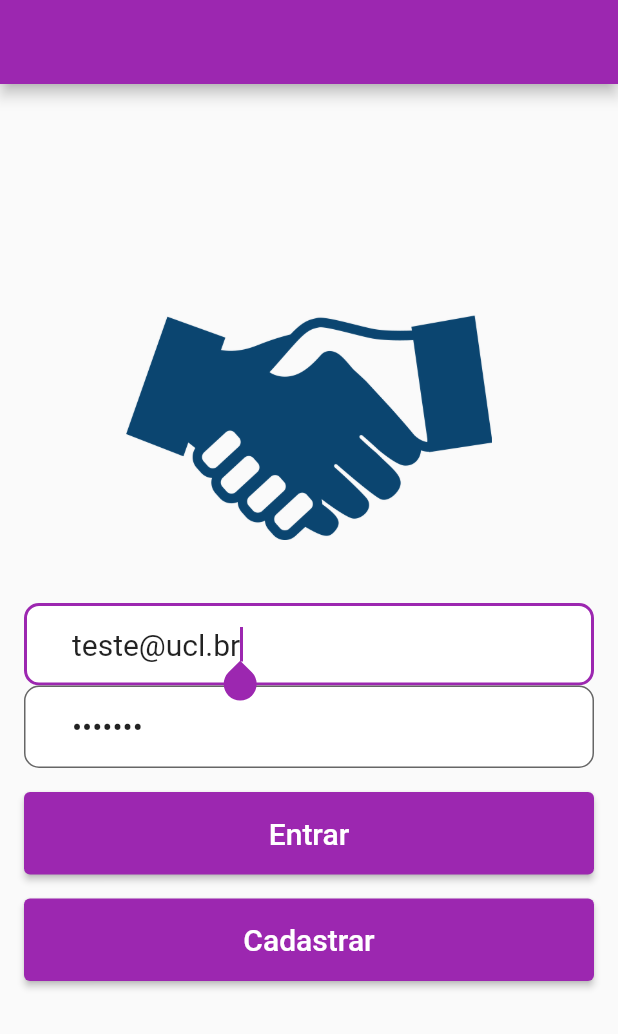
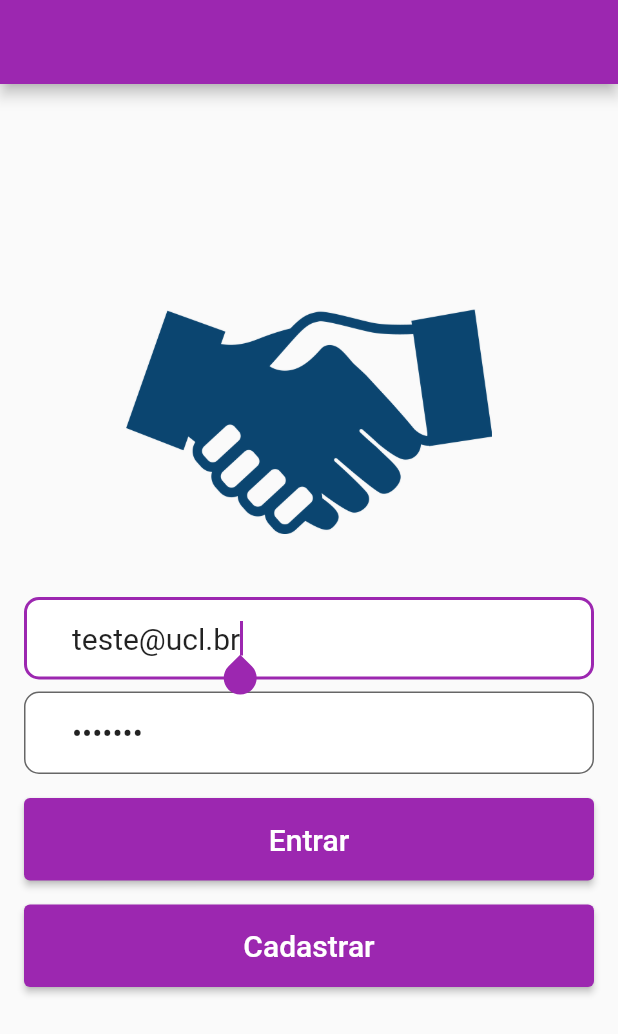
Before and after one commit to dev-marlonsantos/melhor-negocio, a Flutter app: the screen it shows after launch, on a phone screen of 412 x 824 dp. Shown: the top 1034 px of the screen. Run offline on Flutter 3.47's test engine with Material 2 defaults, Android fonts, the phone set to English and light mode, and no system bars; our stand-ins replace firebase_auth, firebase_core, image_picker; accounts and stored records are empty.

Commit message:
🎨 ♻️  UI

```diff
--- a/lib/views/custom_input.dart
+++ b/lib/views/custom_input.dart
@@ -1,5 +1,3 @@
-// ignore_for_file: use_key_in_widget_constructors
-
 import 'package:flutter/material.dart';
 
 class CustomInput extends StatelessWidget {
@@ -10,11 +8,13 @@ class CustomInput extends StatelessWidget {
   final TextInputType type;
 
   const CustomInput(
-      {required this.controller,
+      {Key? key,
+      required this.controller,
       required this.hint,
       this.obscure = false,
       this.autofocus = false,
-      this.type = TextInputType.text});
+      this.type = TextInputType.text})
+      : super(key: key);
 
   @override
   Widget build(BuildContext context) {
--- a/lib/views/login.dart
+++ b/lib/views/login.dart
@@ -66,7 +66,7 @@ class _LoginState extends State<Login> {
                     ),
                   ),
                   Padding(
-                      padding: const EdgeInsets.fromLTRB(0, 0, 0, 0),
+                      padding: const EdgeInsets.fromLTRB(0, 0, 0, 8),
                       child: CustomInput(
                         controller: _controllerEmail,
                         hint: "E-mail",
```
